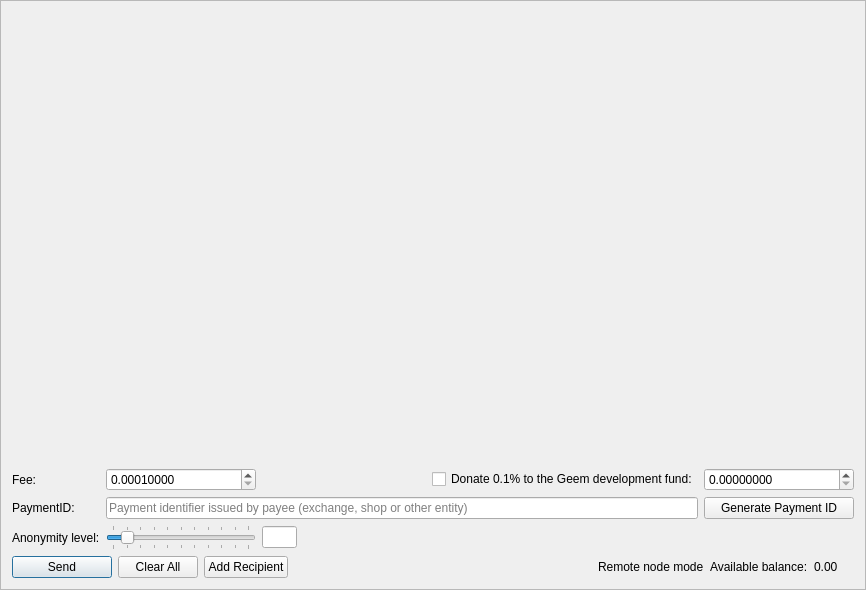
This is src/gui/ui/sendframe.ui in geemcoin/geemwallet as Qt 5 draws it before an edit. The edited form follows.
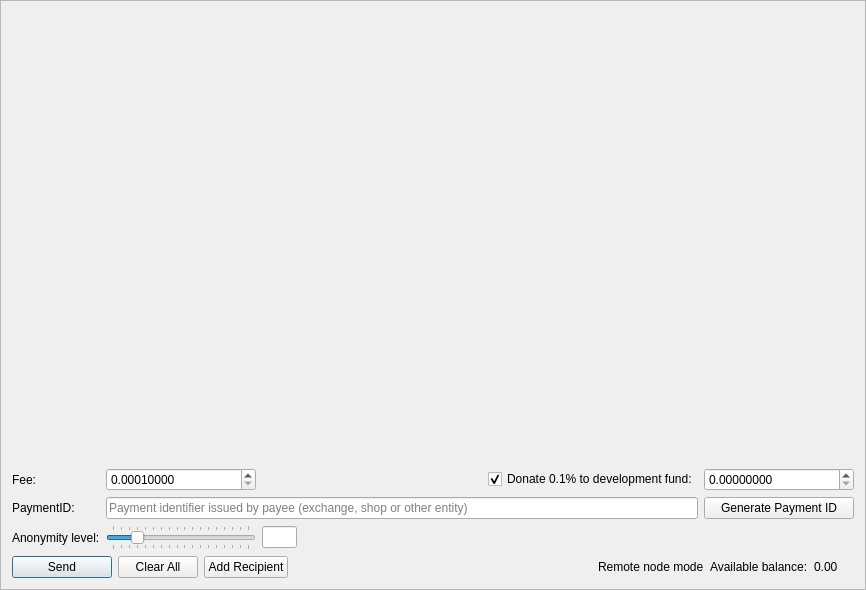
This is the edited form. Icons and pictures are not drawn.

Patch:
```diff
--- a/src/gui/ui/sendframe.ui
+++ b/src/gui/ui/sendframe.ui
@@ -86,17 +86,20 @@
          <height>0</height>
         </size>
        </property>
+       <property name="minimum">
+        <number>2</number>
+       </property>
        <property name="maximum">
-        <number>10</number>
+        <number>19</number>
        </property>
        <property name="pageStep">
         <number>1</number>
        </property>
        <property name="value">
-        <number>1</number>
+        <number>5</number>
        </property>
        <property name="sliderPosition">
-        <number>1</number>
+        <number>5</number>
        </property>
        <property name="tracking">
         <bool>false</bool>
@@ -122,10 +125,10 @@
      <item row="1" column="3">
       <widget class="QCheckBox" name="donateCheckBox">
        <property name="text">
-        <string>Donate 0.1% to the Geem development fund:</string>
+        <string>Donate 0.1% to development fund:</string>
        </property>
        <property name="checked">
-        <bool>false</bool>
+        <bool>true</bool>
        </property>
       </widget>
      </item>
```
Left out of the diff: 5 changed lines with no effect on the pictures.
